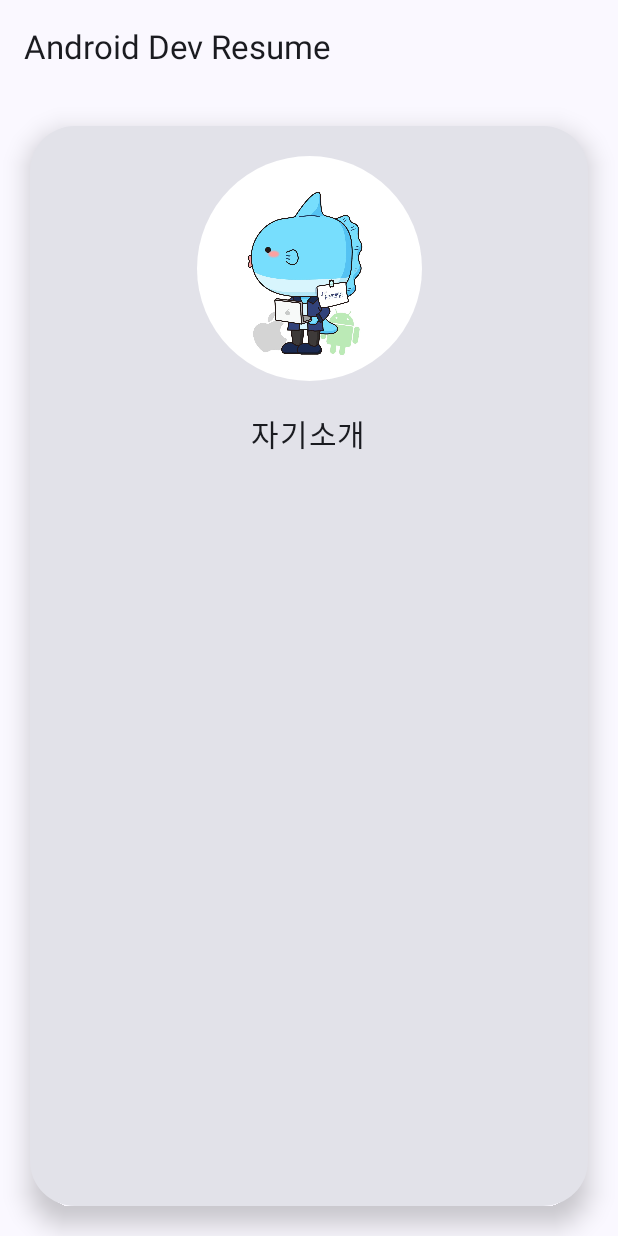
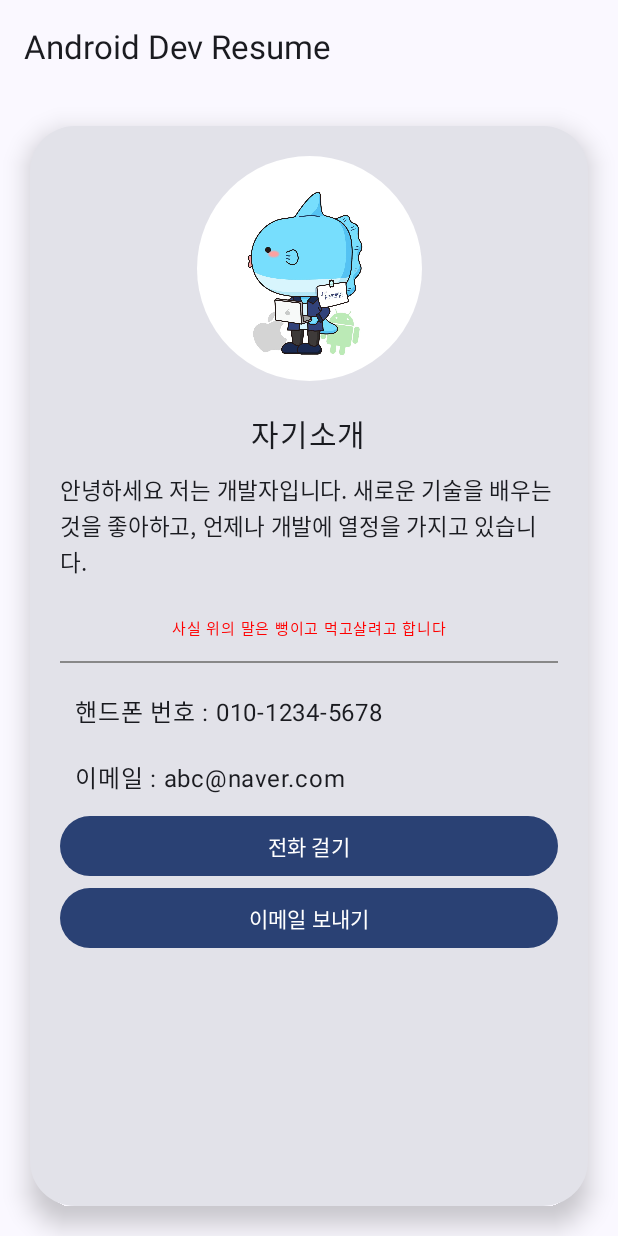
Before and after one commit to inwoo13/ComposeFirst, an Android app built with Jetpack Compose: the screen it shows after launch (MainActivity), on a phone screen of 412 x 824 dp. Run offline under Robolectric (Android 15) with nearby library versions, the phone set to English and light mode, and no system bars.

Commit message:
이력서 앱 - 완성

```diff
--- a/app/src/main/java/com/inflean/composefirst/MainActivity.kt
+++ b/app/src/main/java/com/inflean/composefirst/MainActivity.kt
@@ -1,5 +1,7 @@
 package com.inflean.composefirst
 
+import android.content.Intent
+import android.net.Uri
 import android.os.Bundle
 import androidx.activity.ComponentActivity
 import androidx.activity.compose.setContent
@@ -8,13 +10,16 @@ import androidx.compose.foundation.layout.Column
 import androidx.compose.foundation.layout.PaddingValues
 import androidx.compose.foundation.layout.Spacer
 import androidx.compose.foundation.layout.fillMaxSize
+import androidx.compose.foundation.layout.fillMaxWidth
 import androidx.compose.foundation.layout.height
 import androidx.compose.foundation.layout.padding
 import androidx.compose.foundation.layout.size
 import androidx.compose.foundation.shape.CircleShape
 import androidx.compose.foundation.shape.RoundedCornerShape
+import androidx.compose.material3.Button
 import androidx.compose.material3.Card
 import androidx.compose.material3.CardDefaults
+import androidx.compose.material3.Divider
 import androidx.compose.material3.ExperimentalMaterial3Api
 import androidx.compose.material3.Scaffold
 import androidx.compose.material3.Text
@@ -23,6 +28,8 @@ import androidx.compose.runtime.Composable
 import androidx.compose.ui.Alignment
 import androidx.compose.ui.Modifier
 import androidx.compose.ui.draw.clip
+import androidx.compose.ui.graphics.Color
+import androidx.compose.ui.platform.LocalContext
 import androidx.compose.ui.res.painterResource
 import androidx.compose.ui.tooling.preview.Preview
 import androidx.compose.ui.unit.dp
@@ -59,6 +66,8 @@ fun MyResume() {
 @Composable
 fun MyResumeContent(paddingValues: PaddingValues) {
 
+    val context = LocalContext.current
+
     Card(
         modifier = Modifier
             .fillMaxSize()
@@ -92,6 +101,66 @@ fun MyResumeContent(paddingValues: PaddingValues) {
                 modifier = Modifier.align(Alignment.CenterHorizontally)
             )
 
+            Spacer(modifier = Modifier.height(10.dp))
+
+            Text(
+                text = "안녕하세요 저는 개발자입니다. 새로운 기술을 배우는 것을 좋아하고, 언제나 개발에 열정을 가지고 있습니다.",
+                fontSize = 15.sp,
+                modifier = Modifier.align(Alignment.CenterHorizontally)
+            )
+
+            Spacer(modifier = Modifier.height(10.dp))
+
+            Spacer(modifier = Modifier.height(10.dp))
+
+            Text(
+                text = "사실 위의 말은 뻥이고 먹고살려고 합니다",
+                color = Color.Red,
+                fontSize = 10.sp,
+                modifier = Modifier.align(Alignment.CenterHorizontally)
+            )
+
+            Spacer(modifier = Modifier.height(10.dp))
+
+            Divider(color = Color.Gray, thickness = 1.dp)
+
+            Spacer(modifier = Modifier.height(10.dp))
+
+            Text(
+                text = "핸드폰 번호 : 010-1234-5678",
+                modifier = Modifier.padding(10.dp)
+            )
+
+            Text(
+                text = "이메일 : abc@naver.com",
+                modifier = Modifier.padding(10.dp)
+            )
+
+            Button(
+                onClick = {
+                    val intent = Intent(
+                        Intent.ACTION_DIAL, // 전화 앱으로 넘어감
+                        Uri.parse("tel:01012345678")
+                    )
+                    context.startActivity(intent)
+                },
+                modifier = Modifier.fillMaxWidth()
+            ) {
+                Text(text = "전화 걸기")
+            }
+
+            Button(
+                onClick = {
+                    val intent = Intent(Intent.ACTION_SENDTO).apply {//이메일 화면으로 넘어감
+                        data = Uri.parse("mailto:abc@naver.com")
+                    }
+                    context.startActivity(intent)
+                },
+                modifier = Modifier.fillMaxWidth()
+            ) {
+                Text(text = "이메일 보내기")
+            }
+
         }
     }
 
```
